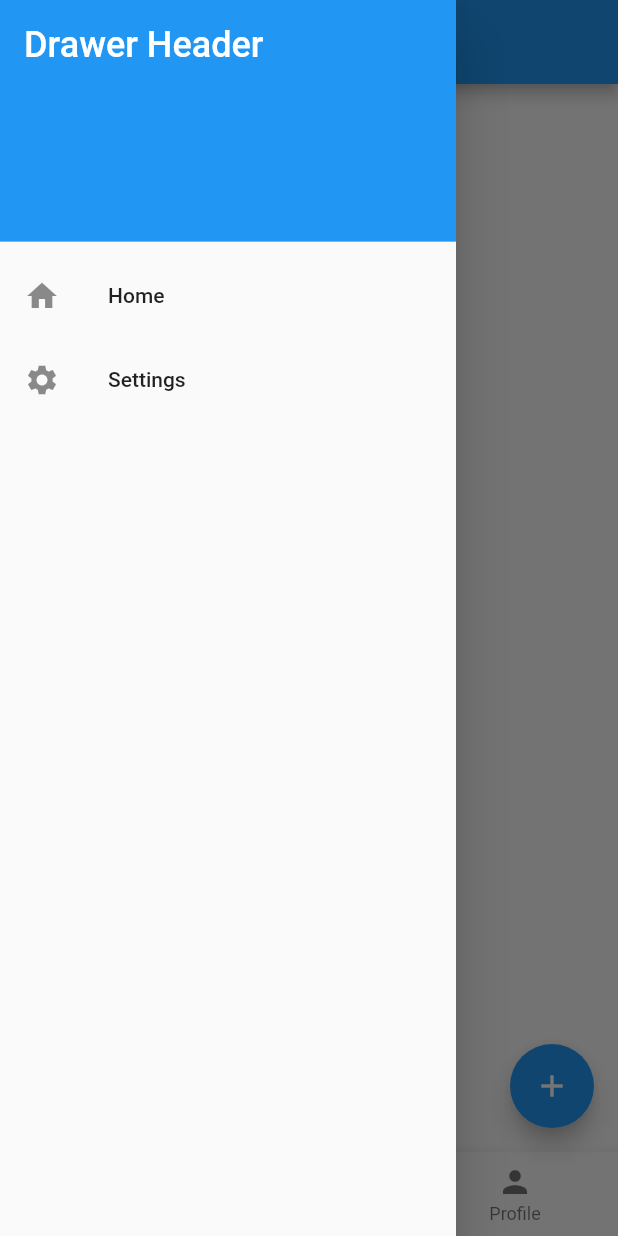
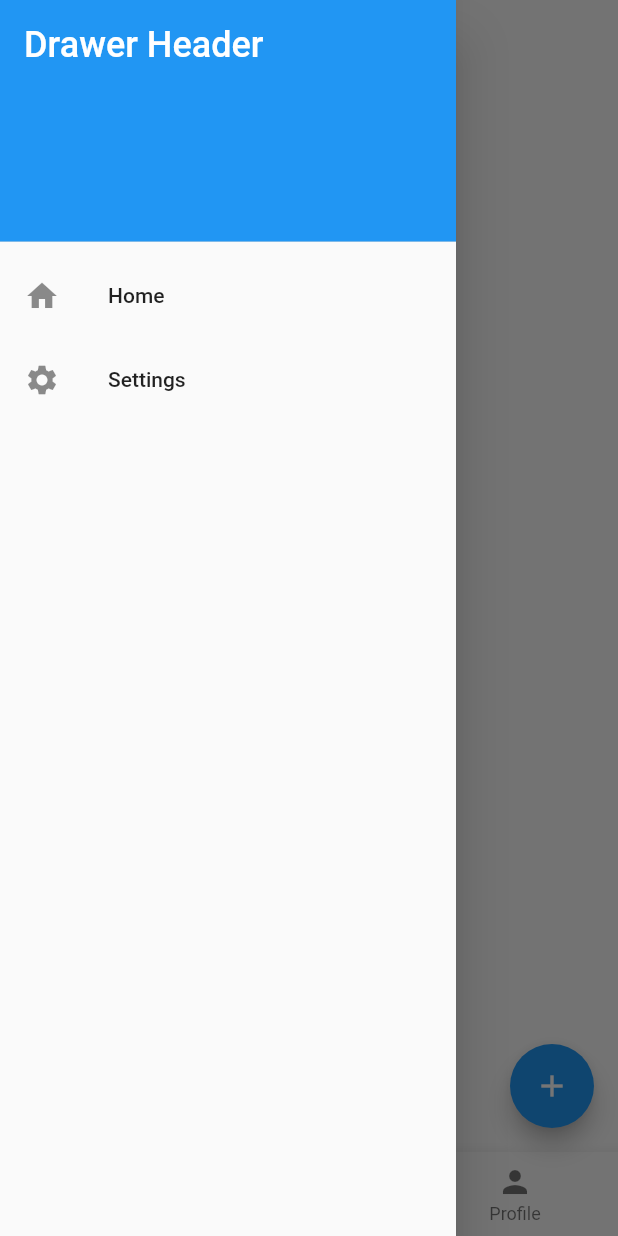
Before and after one commit to aryanPokharel/singo, a Flutter app: the HomeScreen screen opened by its route, with the side drawer open, on a phone screen of 412 x 824 dp. Run offline on Flutter 3.47's test engine with Material 2 defaults, Android fonts, the phone set to English and light mode, and no system bars; our stand-ins replace country_code_picker, flutter_spinkit, motion_toast; network calls fail.

Commit message:
appbar of homepage removed

```diff
--- a/lib/screens/HomeScreen.dart
+++ b/lib/screens/HomeScreen.dart
@@ -21,9 +21,7 @@ class _HomeScreenState extends State<HomeScreen> {
   @override
   Widget build(BuildContext context) {
     return Scaffold(
-      appBar: AppBar(
-        title: const Text("Home"),
-      ),
+      extendBodyBehindAppBar: true,
       drawer: Drawer(
         child: ListView(
           padding: EdgeInsets.zero,
```
Also changed, not shown: lib/screens/RequestsScreen.dart (+2 -5 lines).
